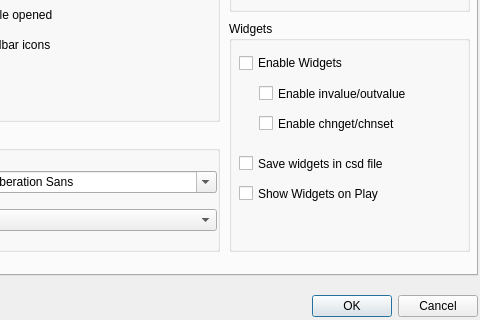
Before: the Qt Designer form src/configdialog.ui in CsoundQt/CsoundQt, drawn with Qt 5; both pictures show x 143 to 623 and y 265 to 585 of the 623 by 585 pixel window.
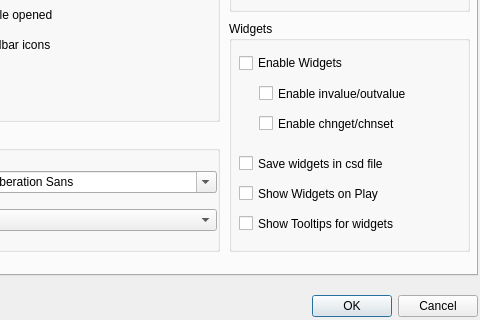
After: the same form once the commit is applied. The open tabs and pages were chosen to show the change.

Commit message: Meter ("Controller") widget becomes horizontal if width> height. Meter widget now sends horizontal/vertical values in the correct way. The status bar shows important configuration options when hovering over play and render toolbar buttons Added menu action to join orc/sco files into a single csd file Widget preferences now shows type of widget Cleaned up unnecessary stuff in widgets orc and sco files are now preserved correctly (widget section was being added) Added option to see channel of widget as tooltip (on by default) Updated ChangeLog

```diff
--- a/src/configdialog.ui
+++ b/src/configdialog.ui
@@ -884,6 +884,19 @@
        <string>Show Widgets on Play</string>
       </property>
      </widget>
+     <widget class="QCheckBox" name="showTooltipsCheckBox" >
+      <property name="geometry" >
+       <rect>
+        <x>10</x>
+        <y>190</y>
+        <width>191</width>
+        <height>25</height>
+       </rect>
+      </property>
+      <property name="text" >
+       <string>Show Tooltips for widgets</string>
+      </property>
+     </widget>
     </widget>
     <widget class="QGroupBox" name="groupBox_8" >
      <property name="geometry" >
```
Left out of the diff: 13 changed lines with no effect on the pictures. The commit also changes 19 other files.
